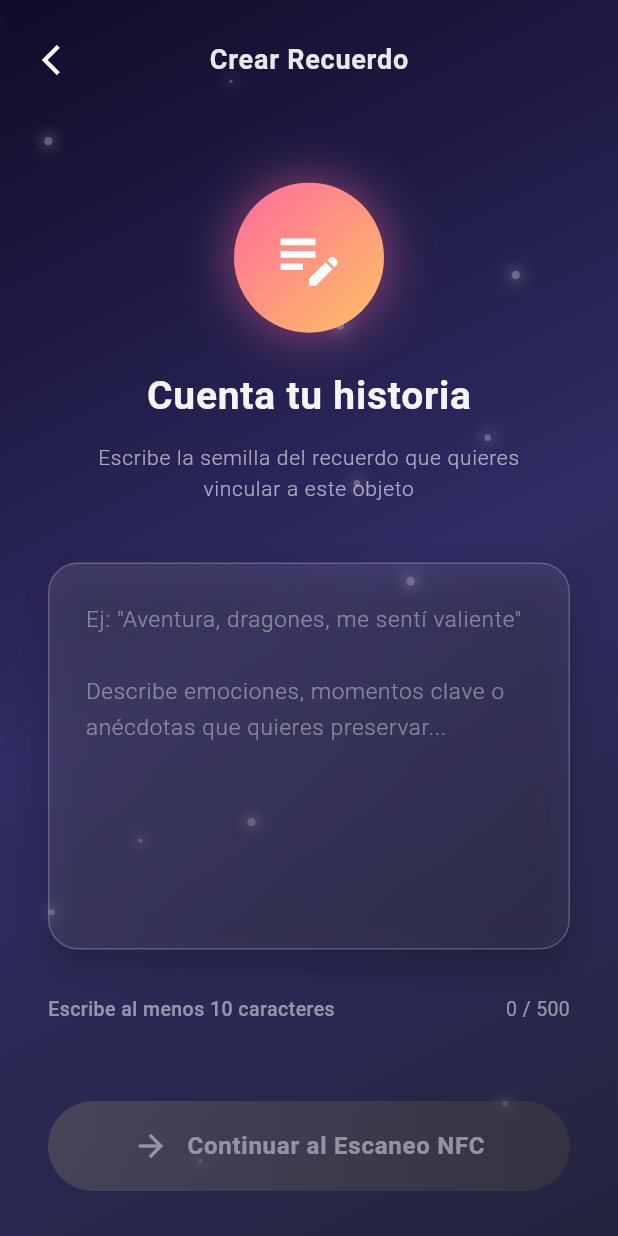
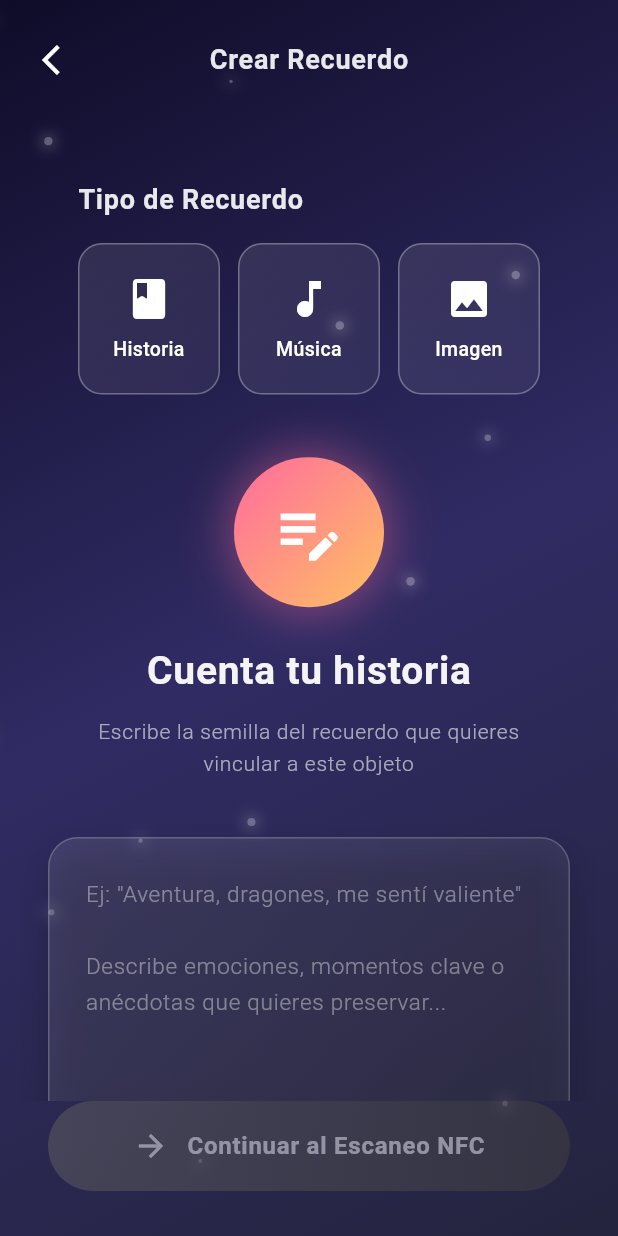
Before and after one commit to meulencv/item2art, a Flutter app: the CreateMemoryScreen screen opened directly, on a phone screen of 412 x 824 dp. Run offline on Flutter 3.47's test engine with Material 3 defaults, Android fonts, the phone set to English and light mode, and no system bars; missing offline and left inert: ndef, ndef_record, nfc_manager; Roboto replaces fonts that are missing (SF Pro Display).

Commit message:
Agregar selector de tipo de recuerdo en la pantalla de creación, mejorando la lógica de continuación y la interfaz de usuario.

```diff
--- a/lib/screens/create_memory_screen.dart
+++ b/lib/screens/create_memory_screen.dart
@@ -8,6 +8,8 @@ class CreateMemoryScreen extends StatefulWidget {
   @override
   State<CreateMemoryScreen> createState() => _CreateMemoryScreenState();
 }
+
+enum MemoryType { historia, musica, imagen }
 
 class _CreateMemoryScreenState extends State<CreateMemoryScreen>
     with TickerProviderStateMixin {
@@ -20,6 +22,7 @@ class _CreateMemoryScreenState extends State<CreateMemoryScreen>
   late Animation<double> _floatAnimation;
 
   bool _canContinue = false;
+  MemoryType? _selectedMemoryType;
 
   @override
   void initState() {
@@ -48,7 +51,9 @@ class _CreateMemoryScreenState extends State<CreateMemoryScreen>
 
     _storyController.addListener(() {
       setState(() {
-        _canContinue = _storyController.text.trim().length > 10;
+        _canContinue =
+            _storyController.text.trim().length > 10 &&
+            _selectedMemoryType != null;
       });
     });
   }
@@ -113,6 +118,8 @@ class _CreateMemoryScreenState extends State<CreateMemoryScreen>
                         padding: const EdgeInsets.symmetric(horizontal: 32),
                         child: Column(
                           children: [
+                            const SizedBox(height: 40),
+                            _buildMemoryTypeSelector(),
                             const SizedBox(height: 40),
                             _buildIconHeader(),
                             const SizedBox(height: 40),
@@ -196,6 +203,120 @@ class _CreateMemoryScreenState extends State<CreateMemoryScreen>
           const Spacer(),
           const SizedBox(width: 48),
         ],
+      ),
+    );
+  }
+
+  Widget _buildMemoryTypeSelector() {
+    return Padding(
+      padding: const EdgeInsets.symmetric(horizontal: 20),
+      child: Column(
+        crossAxisAlignment: CrossAxisAlignment.start,
+        children: [
+          Text(
+            'Tipo de Recuerdo',
+            style: TextStyle(
+              color: Colors.white.withOpacity(0.9),
+              fontSize: 18,
+              fontWeight: FontWeight.w600,
+              letterSpacing: 0.5,
+            ),
+          ),
+          const SizedBox(height: 16),
+          Row(
+            children: [
+              Expanded(
+                child: _buildMemoryTypeCard(
+                  type: MemoryType.historia,
+                  icon: Icons.book,
+                  label: 'Historia',
+                ),
+              ),
+              const SizedBox(width: 12),
+              Expanded(
+                child: _buildMemoryTypeCard(
+                  type: MemoryType.musica,
+                  icon: Icons.music_note,
+                  label: 'Música',
+                ),
+              ),
+              const SizedBox(width: 12),
+              Expanded(
+                child: _buildMemoryTypeCard(
+                  type: MemoryType.imagen,
+                  icon: Icons.image,
+                  label: 'Imagen',
+                ),
+              ),
+            ],
+          ),
+        ],
+      ),
+    );
+  }
+
+  Widget _buildMemoryTypeCard({
+    required MemoryType type,
+    required IconData icon,
+    required String label,
+  }) {
+    final isSelected = _selectedMemoryType == type;
+
+    return GestureDetector(
+      onTap: () {
+        setState(() {
+          _selectedMemoryType = type;
+        });
+      },
+      child: Container(
+        padding: const EdgeInsets.symmetric(vertical: 20, horizontal: 12),
+        decoration: BoxDecoration(
+          gradient: LinearGradient(
+            colors: isSelected
+                ? [
+                    const Color(0xFFFF6B9D).withOpacity(0.8),
+                    const Color(0xFFFEC163).withOpacity(0.8),
+                  ]
+                : [
+                    Colors.white.withOpacity(0.1),
+                    Colors.white.withOpacity(0.05),
+                  ],
+            begin: Alignment.topLeft,
+            end: Alignment.bottomRight,
+          ),
+          borderRadius: BorderRadius.circular(16),
+          border: Border.all(
+            color: isSelected
+                ? const Color(0xFFFF6B9D).withOpacity(0.8)
+                : Colors.white.withOpacity(0.3),
+            width: isSelected ? 2 : 1,
+          ),
+          boxShadow: isSelected
+              ? [
+                  BoxShadow(
+                    color: const Color(0xFFFF6B9D).withOpacity(0.4),
+                    blurRadius: 12,
+                    spreadRadius: 2,
+                  ),
+                ]
+              : [],
+        ),
+        child: Column(
+          mainAxisSize: MainAxisSize.min,
+          children: [
+            Icon(icon, color: Colors.white, size: 32),
+            const SizedBox(height: 8),
+            Text(
+              label,
+              style: TextStyle(
+                color: Colors.white,
+                fontSize: 13,
+                fontWeight: isSelected ? FontWeight.bold : FontWeight.w500,
+              ),
+              textAlign: TextAlign.center,
+            ),
+          ],
+        ),
       ),
     );
   }
```
